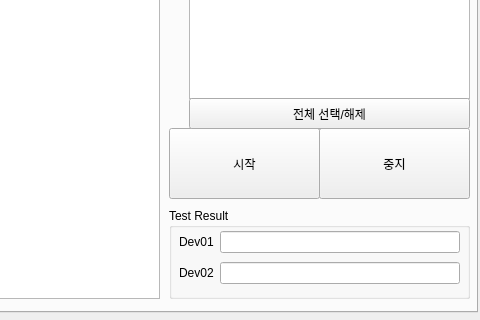
Qt form src/BCT_UI.ui (ComMslee/BCT) before a commit; both pictures show x 353 to 833 and y 408 to 728 of the 833 by 728 pixel window.
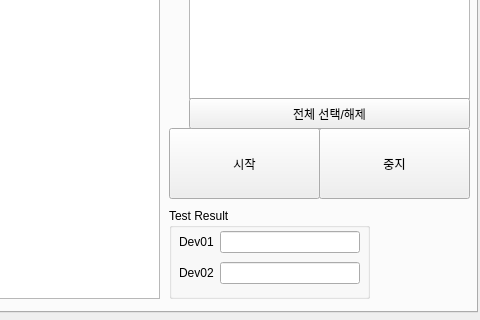
The same form after that commit. The open tabs and pages were chosen to show the change.

What changed in the file:
```diff
--- a/src/BCT_UI.ui
+++ b/src/BCT_UI.ui
@@ -828,7 +828,7 @@
       <rect>
        <x>520</x>
        <y>490</y>
-       <width>301</width>
+       <width>201</width>
        <height>91</height>
       </rect>
      </property>
@@ -840,7 +840,7 @@
        <rect>
         <x>10</x>
         <y>20</y>
-        <width>281</width>
+        <width>181</width>
         <height>61</height>
        </rect>
       </property>
@@ -943,6 +943,19 @@
       <string>에러 테스트</string>
      </property>
     </widget>
+    <widget class="QLabel" name="label_33">
+     <property name="geometry">
+      <rect>
+       <x>730</x>
+       <y>500</y>
+       <width>81</width>
+       <height>71</height>
+      </rect>
+     </property>
+     <property name="text">
+      <string/>
+     </property>
+    </widget>
    </widget>
    <widget class="QWidget" name="tbSerial">
     <attribute name="title">
```
Left out of the diff: 2 changed lines with no effect on the pictures.
